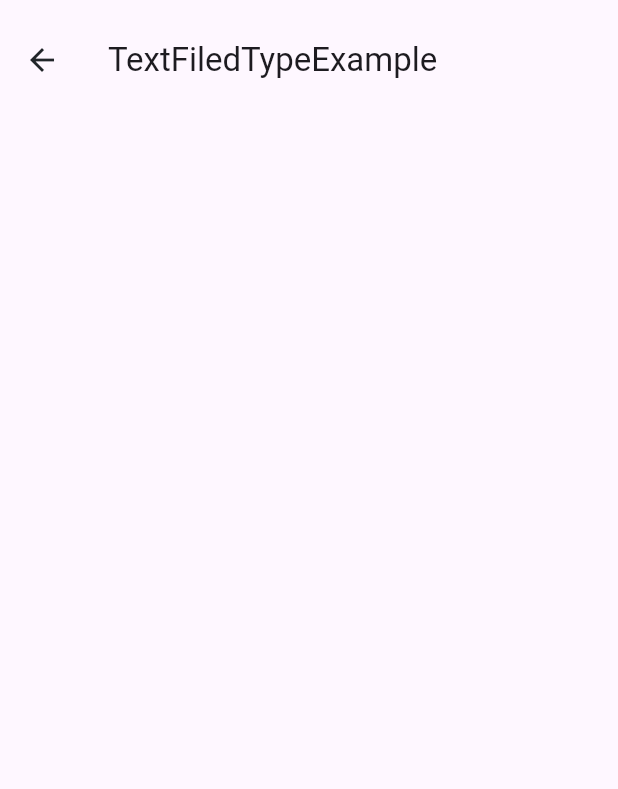
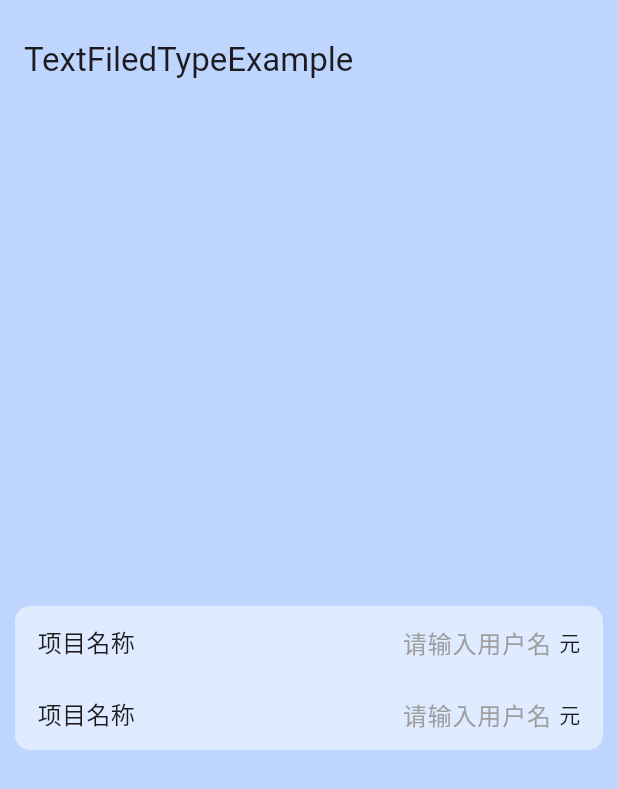
Before and after one commit to 7-bit-zhang/stu_flutter, a Flutter app: the TextFiledTypeExample screen opened directly, on a phone screen of 412 x 824 dp. Shown: the top 789 px of the screen. Run offline on Flutter 3.47's test engine with Material 3 defaults, Android fonts, the phone set to English and light mode, and no system bars; our stand-ins replace auto_size_text, badges, extended_image, flutter_bloc, flutter_easyloading, flutter_layout_grid and 12 more; missing offline and left inert: extended_text_field, graphview, scan.

```diff
--- a/analysis_options.yaml
+++ b/analysis_options.yaml
@@ -10,6 +10,7 @@
 analyzer:
   errors:
     file_names: ignore
+    unused_element: ignore
 include: package:flutter_lints/flutter.yaml
 
 linter:
--- a/lib/frame.dart
+++ b/lib/frame.dart
@@ -34,6 +34,7 @@ import 'package:study_demo/pages/demo/group_qr.dart';
 import 'package:study_demo/pages/demo/rect_my.dart';
 import 'package:study_demo/pages/demo/sliverMainAxisGroup_sliverPersistenHeader.dart';
 import 'package:study_demo/pages/demo/sliver_top_keep.dart';
+import 'package:study_demo/pages/demo/text_filed_type.dart';
 import 'package:study_demo/pages/demo/transform_page.dart';
 import 'package:study_demo/pages/demo/waterWaveProgressBar.dart';
 import 'package:study_demo/pages/demo/watermark_page.dart';
@@ -118,6 +119,7 @@ class FramePage extends StatelessWidget {
       body: ListView(
         padding: const EdgeInsets.all(20),
         children: [
+          getItem("TextFiledTypeExample", TextFiledTypeExample()),
           getItem(
               "sliverList分组 滚动吸顶单个",
               SliverMainAxisGroupPage(
--- a/lib/pages/demo/text_filed_type.dart
+++ b/lib/pages/demo/text_filed_type.dart
@@ -1,3 +1,5 @@
+// ignore_for_file: unused_element
+
 import 'package:flutter/material.dart';
 
 class TextFiledTypeExample extends StatefulWidget {
@@ -11,8 +13,90 @@ class _TextFiledTypeExampleState extends State<TextFiledTypeExample> {
   @override
   Widget build(BuildContext context) {
     return Scaffold(
+      backgroundColor: const Color.fromARGB(255, 190, 213, 253),
       appBar: AppBar(
         title: const Text("TextFiledTypeExample"),
+      ),
+      body: Center(
+          child: Container(
+        margin: const EdgeInsets.all(10),
+        decoration: BoxDecoration(
+            color: const Color(0xffdfebff),
+            borderRadius: BorderRadius.circular(10)),
+        child: const Column(
+          mainAxisSize: MainAxisSize.min,
+          children: [
+            TextFiledTypeTypedef(
+              label: Text("项目名称", style: TextStyle(fontSize: 16)),
+              hintText: "请输入用户名",
+              endWidget: Text("元"),
+            ),
+            TextFiledTypeTypedef(
+              label: Text("项目名称", style: TextStyle(fontSize: 16)),
+              hintText: "请输入用户名",
+              endWidget: Text("元"),
+            ),
+          ],
+        ),
+      )),
+    );
+  }
+}
+
+typedef TextFiledTypeTypedef = _TextFiledType;
+
+class _TextFiledType extends StatefulWidget {
+  const _TextFiledType(
+      {super.key,
+      this.label,
+      this.hintText,
+      this.endWidget,
+      this.keyboardType,
+      this.padding = const EdgeInsets.symmetric(horizontal: 15),
+      this.hintStyle = const TextStyle(color: Colors.grey)});
+
+  /// label
+  final Widget? label;
+
+  /// hintText
+  final String? hintText;
+
+  /// hintStyle
+  final TextStyle hintStyle;
+
+  /// endWidget
+  final Widget? endWidget;
+
+  /// 键盘类型
+  final TextInputType? keyboardType;
+
+  /// padding
+  final EdgeInsetsGeometry padding;
+  @override
+  State<_TextFiledType> createState() => _TextFiledTypeState();
+}
+
+class _TextFiledTypeState extends State<_TextFiledType> {
+  @override
+  Widget build(BuildContext context) {
+    return Padding(
+      padding: widget.padding,
+      child: Row(
+        children: [
+          Expanded(
+            child: TextField(
+              keyboardType: widget.keyboardType,
+              textAlign: TextAlign.end,
+              decoration: InputDecoration(
+                  border: InputBorder.none,
+                  icon: widget.label,
+                  hintText: widget.hintText,
+                  hintStyle: widget.hintStyle),
+            ),
+          ),
+          const SizedBox(width: 5),
+          widget.endWidget ?? const SizedBox()
+        ],
       ),
     );
   }
```
Also changed, not shown: 1 other file.
